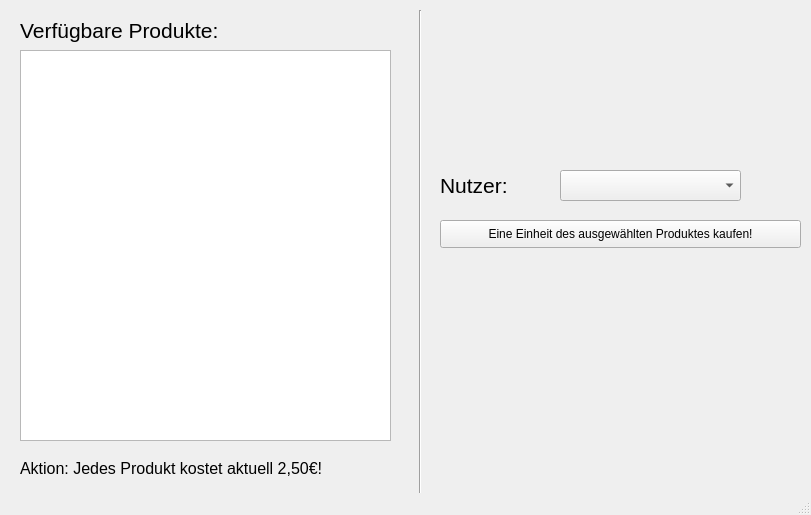
Qt form src/ProduktauswahlGUI.ui (smigalski/iFridge) before a commit.
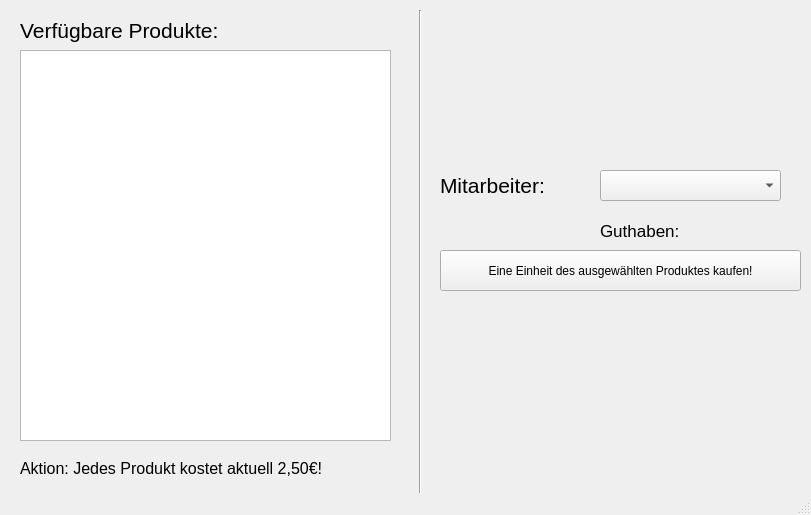
The same form after that commit.

The edit to the form file:
```diff
--- a/src/ProduktauswahlGUI.ui
+++ b/src/ProduktauswahlGUI.ui
@@ -76,7 +76,7 @@
    <widget class="QComboBox" name="comboBox">
     <property name="geometry">
      <rect>
-      <x>560</x>
+      <x>600</x>
       <y>170</y>
       <width>181</width>
       <height>31</height>
@@ -98,16 +98,16 @@
      </font>
     </property>
     <property name="text">
-     <string>Nutzer:</string>
+     <string>Mitarbeiter:</string>
     </property>
    </widget>
    <widget class="QPushButton" name="pushButton">
     <property name="geometry">
      <rect>
       <x>440</x>
-      <y>220</y>
+      <y>250</y>
       <width>361</width>
-      <height>28</height>
+      <height>41</height>
      </rect>
     </property>
     <property name="font">
@@ -120,6 +120,24 @@
      <string>Eine Einheit des ausgewählten Produktes kaufen!</string>
     </property>
    </widget>
+   <widget class="QLabel" name="label_4">
+    <property name="geometry">
+     <rect>
+      <x>600</x>
+      <y>220</y>
+      <width>241</width>
+      <height>21</height>
+     </rect>
+    </property>
+    <property name="font">
+     <font>
+      <pointsize>13</pointsize>
+     </font>
+    </property>
+    <property name="text">
+     <string>Guthaben:</string>
+    </property>
+   </widget>
   </widget>
   <widget class="QStatusBar" name="statusbar"/>
  </widget>
```
